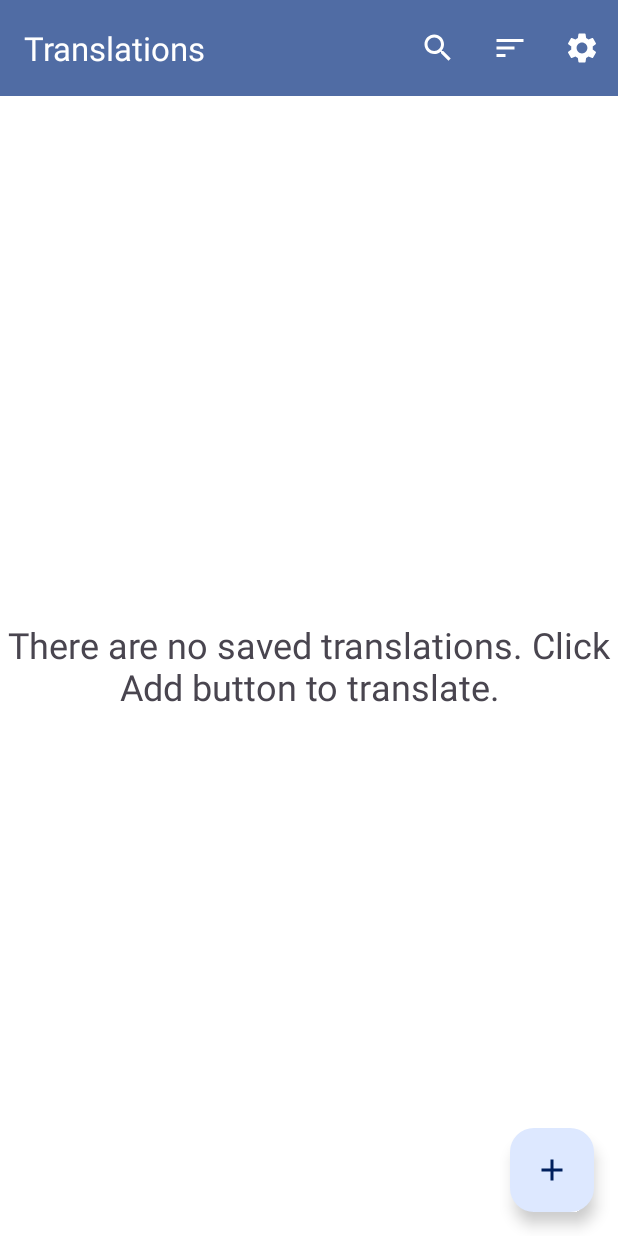
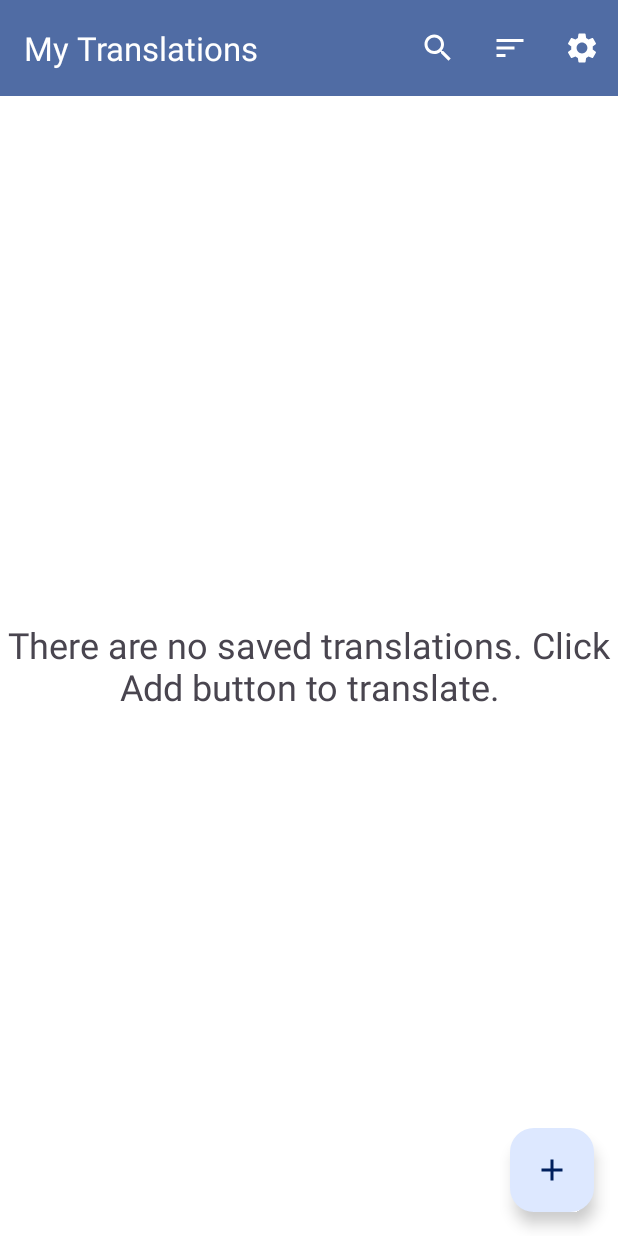
Before and after one commit to CatVasiliy/MyDic, an Android app: the screen it shows after launch (MainActivity), on a phone screen of 412 x 824 dp. Run offline under Robolectric (Android 15) with nearby library versions, the light colour scheme and no system bars; our stand-ins replace Dagger/Hilt's generated code, Room's generated code; libraries missing offline, so code that uses them is left out: androidx.hilt.work, com.jakewharton.retrofit2; 7 statements that could not run were skipped.

Commit message:
Renamed "translations" string resource to "my_translations". Changed text to "My Translations".

```diff
--- a/app/src/main/res/layout/fragment_translations_list.xml
+++ b/app/src/main/res/layout/fragment_translations_list.xml
@@ -21,7 +21,7 @@
             android:layout_height="wrap_content"
             android:layout_marginStart="4dp"
             android:gravity="center_vertical"
-            android:text="@string/translations"
+            android:text="@string/my_translations"
             android:textAppearance="?attr/textAppearanceTitleLarge"/>
 
     </com.google.android.material.appbar.MaterialToolbar>
--- a/app/src/main/res/values/strings.xml
+++ b/app/src/main/res/values/strings.xml
@@ -2,7 +2,7 @@
 <resources>
     <string name="app_name" translatable="false">My Dic</string>
 
-    <string name="translations">Translations</string>
+    <string name="my_translations">My Translations</string>
     <string name="add_translation">Add translation</string>
     <string name="search">Search</string>
     <string name="delete_translation_snackbar">Translation deleted</string>
```
Also changed, not shown: 1 other file.
